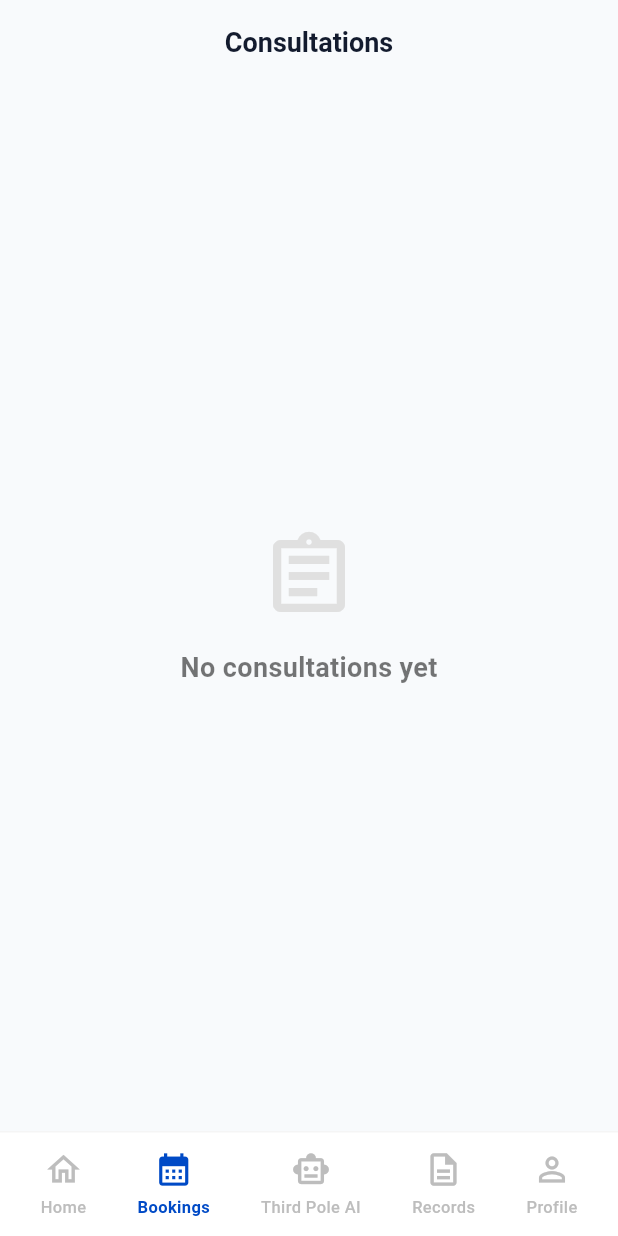
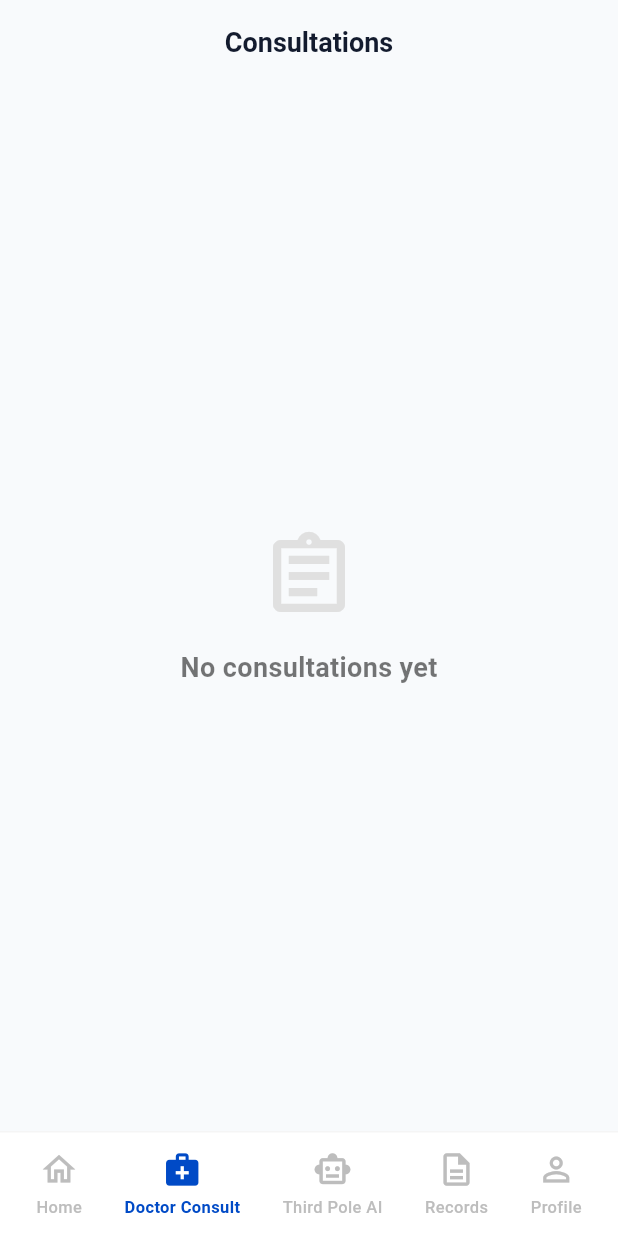
Before and after one commit to ap20000/HD_flutter, a Flutter app: the PatientDashboardPage screen opened directly with empty values, item 2 of the bottom bar chosen, on a phone screen of 412 x 824 dp. Run offline on Flutter 3.47's test engine with Material 3 defaults, Android fonts, the phone set to English and light mode, and no system bars; our stand-ins replace dartz, dio, equatable, flutter_bloc, get_it, go_router and 3 more; missing offline and left inert: flutter_webrtc; network calls fail; Roboto replaces fonts that are missing (Outfit).

Commit message:
feat: Story implemented in app

```diff
--- a/lib/features/patient_dashboard/presentation/bloc/patient_dashboard_bloc.dart
+++ b/lib/features/patient_dashboard/presentation/bloc/patient_dashboard_bloc.dart
@@ -72,6 +72,7 @@ class PatientDashboardBloc
     RequestConsultation event,
     Emitter<PatientDashboardState> emit,
   ) async {
+    emit(PatientDashboardLoading());
     final result = await requestConsultationUseCase(event.doctorId);
     result.fold(
       (f) => emit(PatientDashboardError(f.message)),
--- a/lib/features/patient_dashboard/presentation/pages/patient_dashboard_page.dart
+++ b/lib/features/patient_dashboard/presentation/pages/patient_dashboard_page.dart
@@ -102,6 +102,31 @@ class _PatientDashboardPageState extends State<PatientDashboardPage> {
       case 1:
         return BlocBuilder<PatientDashboardBloc, PatientDashboardState>(
           builder: (context, state) {
+            if (state is PatientDashboardLoading) {
+              final isDark = Theme.of(context).brightness == Brightness.dark;
+              return Scaffold(
+                backgroundColor: isDark
+                    ? AppColors.darkBackground
+                    : const Color(0xFFF8FAFC),
+                appBar: AppBar(
+                  title: Text(
+                    'Consultations',
+                    style: TextStyle(
+                      fontSize: 18,
+                      fontWeight: FontWeight.w700,
+                      color: isDark ? AppColors.white : AppColors.textPrimary,
+                    ),
+                  ),
+                  backgroundColor: Colors.transparent,
+                  elevation: 0,
+                  centerTitle: true,
+                  automaticallyImplyLeading: false,
+                ),
+                body: const Center(
+                  child: CircularProgressIndicator(color: AppColors.primary),
+                ),
+              );
+            }
             return _ConsultationsPage(
               isDark: Theme.of(context).brightness == Brightness.dark,
               consultations: state is PatientDashboardLoaded
@@ -270,6 +295,7 @@ class _DashboardBodyState extends State<_DashboardBody> {
         margin: const EdgeInsets.fromLTRB(16, 0, 16, 16),
       ),
     );
+    widget.onConsultationsTab();
   }
 
   void _onAppointmentTap(BuildContext context) {
@@ -487,6 +513,7 @@ class _DashboardBodyState extends State<_DashboardBody> {
                                             margin: const EdgeInsets.fromLTRB(16, 0, 16, 16),
                                           ),
                                         );
+                                        widget.onConsultationsTab();
                                       },
                                     ),
                                   ),
@@ -549,10 +576,11 @@ class _DashboardBodyState extends State<_DashboardBody> {
                           );
 
                           if (confirmed == true && context.mounted) {
-                            context.read<PatientDashboardBloc>().add(
-                              RequestConsultation(doctor.id),
-                            );
-                          }
+                                    context.read<PatientDashboardBloc>().add(
+                                      RequestConsultation(doctor.id),
+                                    );
+                                    widget.onConsultationsTab();
+                                  }
                         },
                       );
                     },
--- a/lib/features/patient_dashboard/presentation/widgets/premium_bottom_nav.dart
+++ b/lib/features/patient_dashboard/presentation/widgets/premium_bottom_nav.dart
@@ -26,9 +26,9 @@ class PremiumBottomNav extends StatelessWidget {
           _buildNavItem(0, Icons.home_filled, Icons.home_outlined, 'Home'),
           _buildNavItem(
             1,
-            Icons.calendar_month,
-            Icons.calendar_month_outlined,
-            'Bookings',
+            Icons.medical_services,
+            Icons.medical_services_outlined,
+            'Doctor Consult',
           ),
           _buildNavItem(
             2,
```
